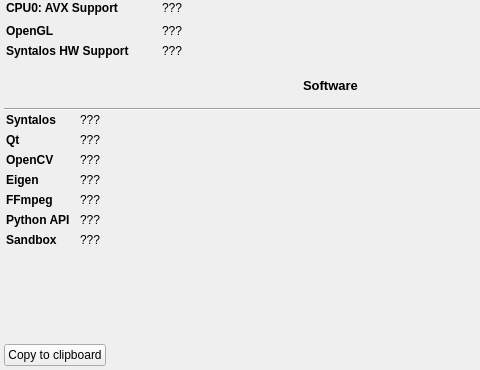
Qt form src/sysinfodialog.ui (syntalos/syntalos) before a commit; both pictures show x 0 to 480 and y 384 to 754 of the 660 by 754 pixel window.
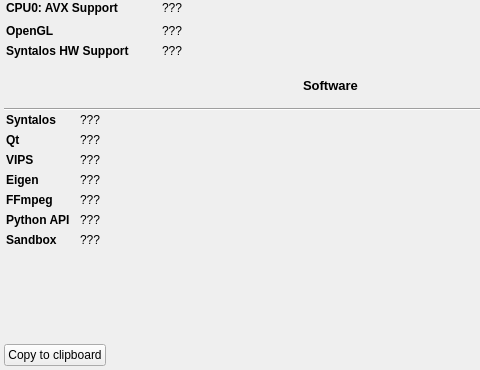
The same form after that commit. Icons and pictures are not drawn.

Commit message: sysinfo: Read VIPS version instead of OpenCV version by default

Patch:
```diff
--- a/src/sysinfodialog.ui
+++ b/src/sysinfodialog.ui
@@ -823,7 +823,7 @@
            </font>
           </property>
           <property name="text">
-           <string>OpenCV</string>
+           <string>VIPS</string>
           </property>
          </widget>
         </item>
```
Left out of the diff: 7 changed lines with no effect on the pictures. The commit also changes 3 other files.
